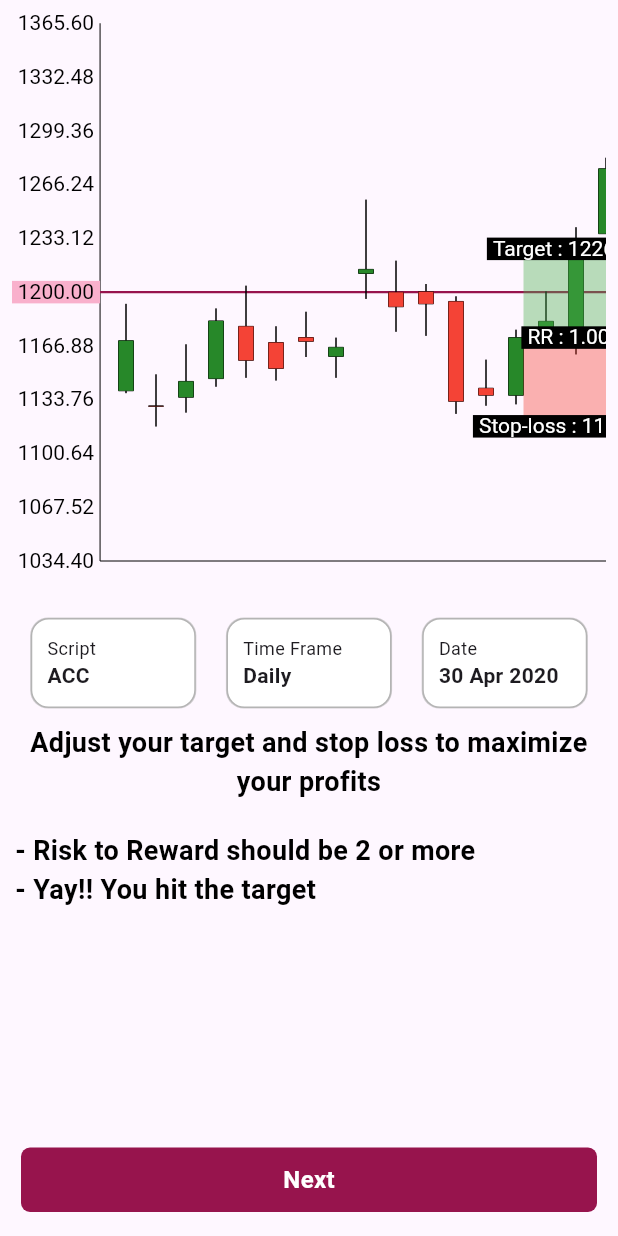
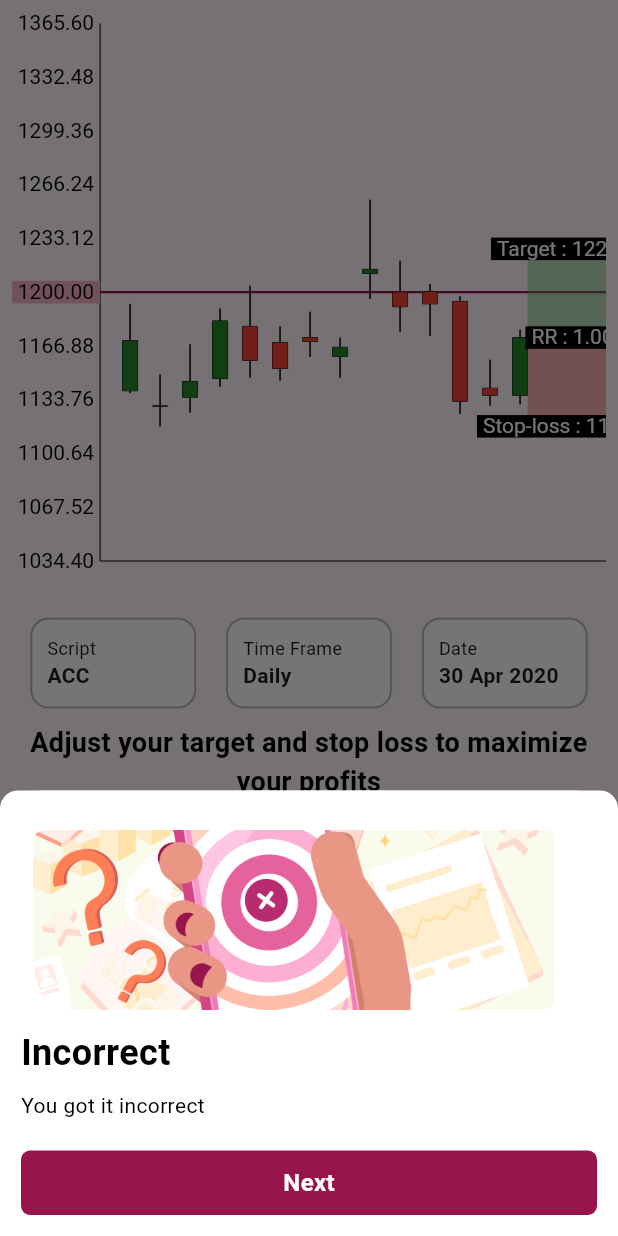
Before and after one commit to Tradeable/tradeable_learn_widget, a Flutter app: the RRQuestion widget shown alone on an empty page, opened directly, after a tap on "Submit", on a phone screen of 412 x 824 dp. Run offline on Flutter 3.47's test engine with Material 3 defaults, Android fonts, the phone set to English and light mode, and no system bars; drawn by our look-alikes of auto_size_text; our stand-ins replace chips_choice, dio, fl_chart, flutter_heatmap_calendar, flutter_markdown, lottie and 5 more; missing offline and left inert: carousel_slider_plus, dart_eval, device_frame, webview_flutter_android, webview_flutter_wkwebview; network calls fail.

Commit message:
ui updates

```diff
--- a/lib/mcq_candle_question/mcq_candle_question.dart
+++ b/lib/mcq_candle_question/mcq_candle_question.dart
@@ -35,7 +35,9 @@ class _MCQCandleQuestionState extends State<MCQCandleQuestion> {
           children: [
             renderQuestion(),
             Expanded(child: renderOptionsWithScroll()),
-            ButtonWidget(
+            Padding(
+              padding: const EdgeInsets.symmetric(horizontal: 14, vertical: 16),
+              child: ButtonWidget(
                   color: (model.userResponse ?? "").isNotEmpty
                       ? colors.primary
                       : colors.secondary,
@@ -44,7 +46,8 @@ class _MCQCandleQuestionState extends State<MCQCandleQuestion> {
                     model.state == MCQCandleQuestionState.submitResponse
                         ? submitResponse()
                         : () {};
-                })
+                  }),
+            )
           ],
         );
       },
--- a/lib/rr_widget/rr_question.dart
+++ b/lib/rr_widget/rr_question.dart
@@ -121,37 +121,28 @@ class _RRQuestionState extends State<RRQuestion> with TickerProviderStateMixin {
   }
 
   Widget renderSubmitBtn() {
+    final colors = Theme.of(context).customColors;
+
     switch (model.state) {
       case RRQuestionState.loadUI:
-        return Container(
-            height: 40,
-            margin: const EdgeInsets.symmetric(horizontal: 10, vertical: 20),
-            decoration: BoxDecoration(
-              borderRadius: const BorderRadius.all(Radius.circular(10)),
-              border: Border.all(
-                color: Colors.green,
-              ),
-            ),
-            child: ClipRRect(
-              borderRadius: const BorderRadius.all(Radius.circular(10)),
-              child: MaterialButton(
-                onPressed: () {
+        return Padding(
+          padding: const EdgeInsets.symmetric(horizontal: 14, vertical: 16),
+          child: ButtonWidget(
+              color: colors.primary,
+              btnContent: "Submit",
+              onTap: () {
+                showModalBottomSheet(
+                    isDismissible: false,
+                    context: context,
+                    builder: (context) => BottomSheetWidget(
+                        isCorrect: model.isCorrect,
+                        model: model.explanationV1,
+                        onNextClick: () {
                           showAnimation();
-                },
-                child: const Padding(
-                  padding: EdgeInsets.symmetric(horizontal: 10, vertical: 10),
-                  child: Center(
-                    child: Text("Submit",
-                        style: TextStyle(
-                            color: Colors.white,
-                            fontWeight: FontWeight.normal)),
-                  ),
-                ),
-              ),
-            ));
+                        }));
+              }),
+        );
       case RRQuestionState.submitResponse:
-        final colors = Theme.of(context).customColors;
-
         return Padding(
           padding: const EdgeInsets.symmetric(horizontal: 14, vertical: 16),
           child: ButtonWidget(
@@ -336,10 +327,12 @@ class _RRQuestionState extends State<RRQuestion> with TickerProviderStateMixin {
   }
 
   void addRRValidText() {
+    setState(() {
       if ((model.rrLayer.value - model.rrLayer.target).abs() /
           (model.rrLayer.value - model.rrLayer.stoploss).abs() <
           2) {
         model.resultText = "- Risk to Reward should be 2 or more";
       }
+    });
   }
 }
```
Lines whose indentation alone changed are shown as unchanged.
